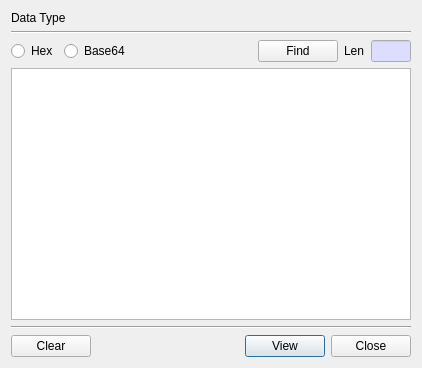
This is BerEditor/decode_data_dlg.ui in jykim74/BerEditor as Qt 5 draws it before an edit. The edited form follows.
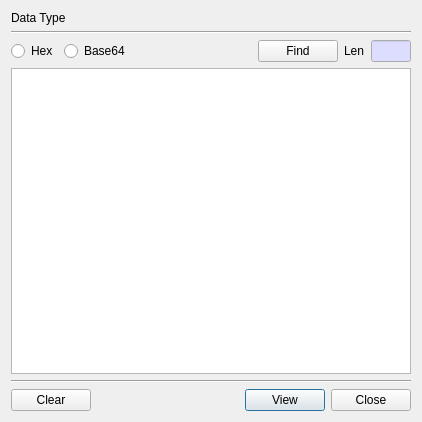
This is the edited form.

What changed in the file:
```diff
--- a/BerEditor/decode_data_dlg.ui
+++ b/BerEditor/decode_data_dlg.ui
@@ -7,7 +7,7 @@
     <x>0</x>
     <y>0</y>
     <width>418</width>
-    <height>368</height>
+    <height>422</height>
    </rect>
   </property>
   <property name="windowTitle">
@@ -26,7 +26,7 @@
      <property name="minimumSize">
       <size>
        <width>400</width>
-       <height>200</height>
+       <height>300</height>
       </size>
      </property>
     </widget>
```
